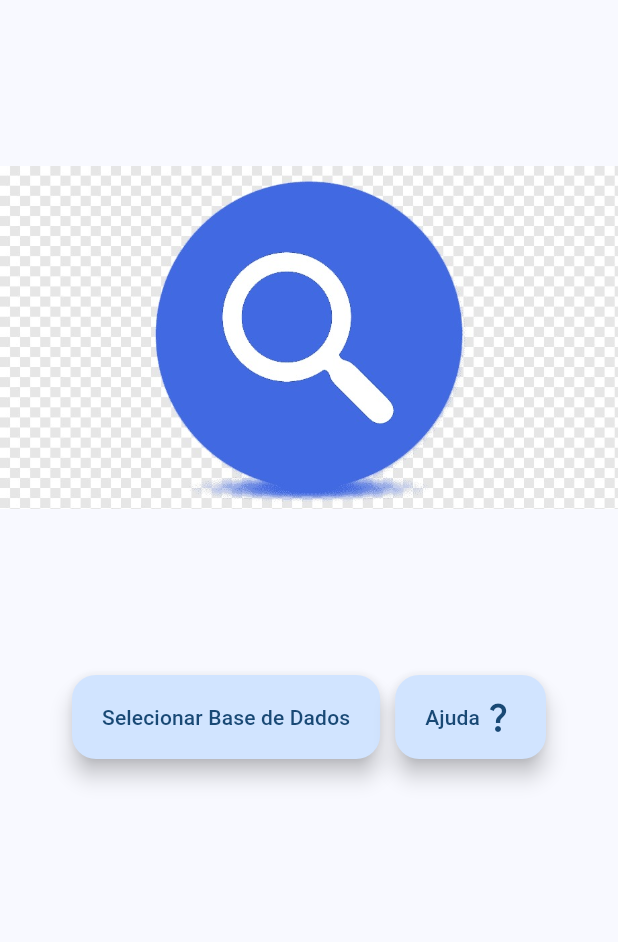
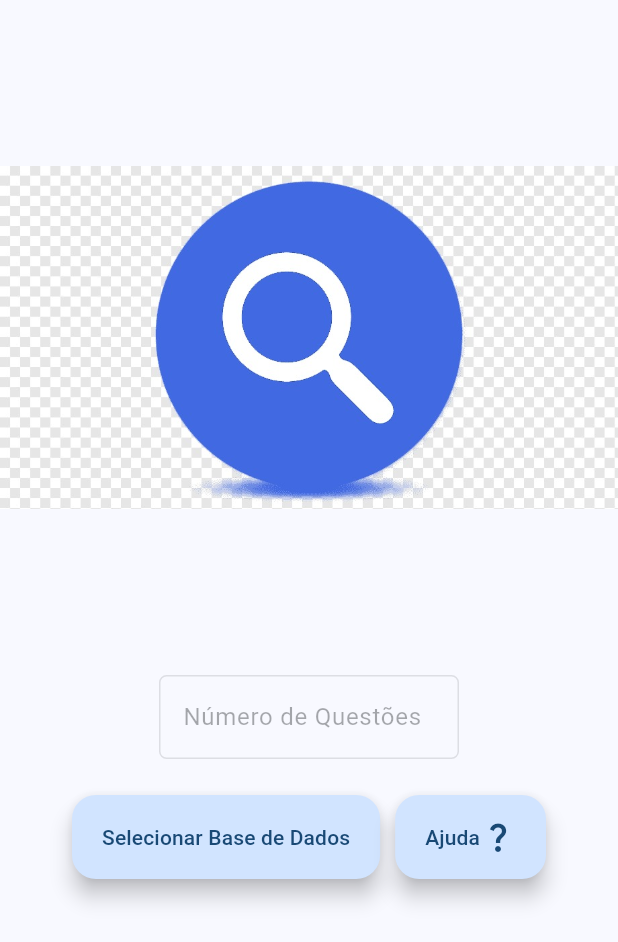
Before and after one commit to RobertsFerreira/data_analyze_front_end, a Flutter app: the screen it shows after launch, on a phone screen of 412 x 824 dp. Shown: the top 942 px of the screen. Run offline on Flutter 3.47's test engine with Material 2 defaults, Android fonts, the light colour scheme and no system bars; our stand-ins replace file_picker, flutter_mobx, mobx; generated files the repository leaves out were written again.

Commit message:
refactor project

```diff
--- a/lib/modules/home/home_page.dart
+++ b/lib/modules/home/home_page.dart
@@ -20,6 +20,24 @@ class HomePage extends StatelessWidget {
               width: 450,
               child: Image.asset('assets/images/logo.jpg'),
             ),
+            const SizedBox(),
+            SizedBox(
+              height: 80,
+              width: 200,
+              child: TextFormField(
+                enabled: false,
+                controller: controller.textEditingController,
+                decoration: const InputDecoration(
+                  border: OutlineInputBorder(
+                    borderRadius: BorderRadius.all(
+                      Radius.circular(5),
+                    ),
+                  ),
+                  label: Text('Número de Questões'),
+                ),
+              ),
+            ),
+            const SizedBox(),
             Observer(
               builder: (_) {
                 final isLoading = controller.isLoading;
@@ -57,7 +75,7 @@ class HomePage extends StatelessWidget {
                               );
                             },
                           );
-                        } else {
+                        } else if (error != null) {
                           showDialog(
                             context: context,
                             builder: (ctx) {
```
Also changed, not shown: lib/modules/home/controller/home_controller.dart (+48 -4 lines), lib/modules/home/store/home_store.dart (deleted, +0 -37 lines), lib/modules/home/store/home_store.g.dart (deleted).
